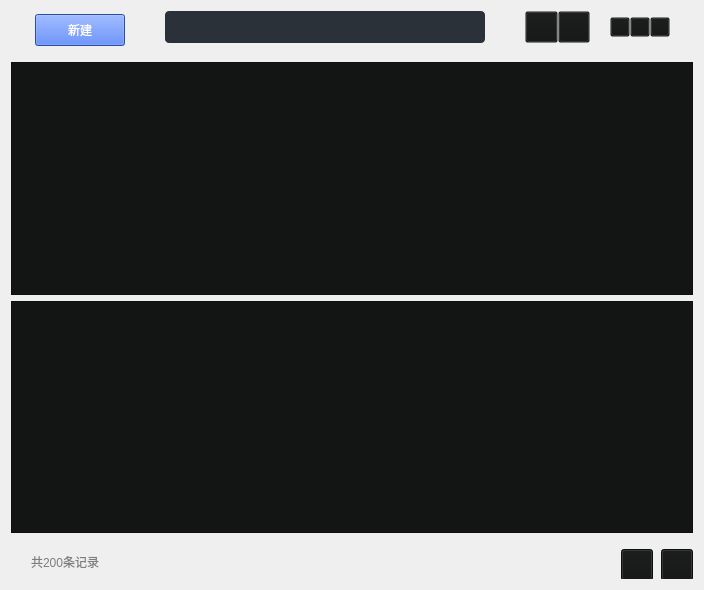
This is widget.ui in Franklin-Qi/kylinNote as Qt 5 draws it before an edit. The edited form follows.
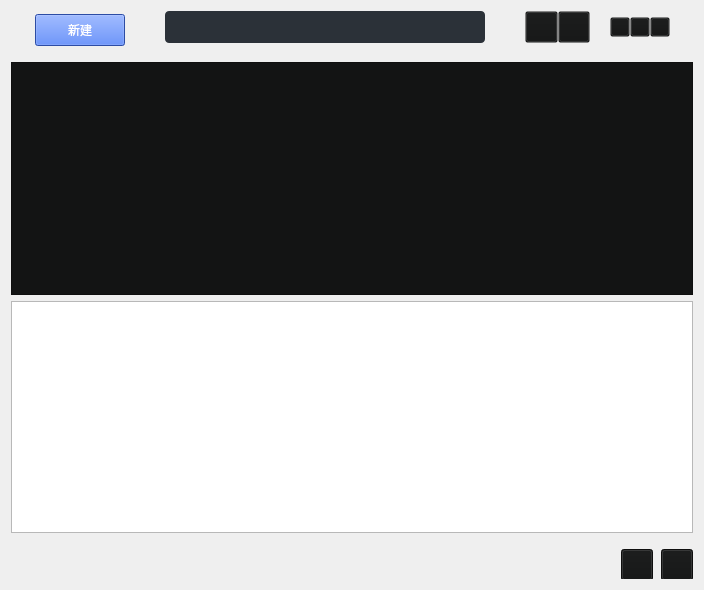
This is the edited form. Icons and pictures are not drawn.

```diff
--- a/widget.ui
+++ b/widget.ui
@@ -337,8 +337,7 @@
    <item>
     <widget class="QListView" name="listView">
      <property name="styleSheet">
-      <string notr="true">background-color: rgb(19,20,20);
-selection-background-color:rgba(72,72,76,1);</string>
+      <string notr="true"/>
      </property>
     </widget>
    </item>
@@ -367,7 +366,7 @@
 color: rgb(126, 126, 126);</string>
          </property>
          <property name="text">
-          <string>共200条记录</string>
+          <string/>
          </property>
         </widget>
        </item>
```
